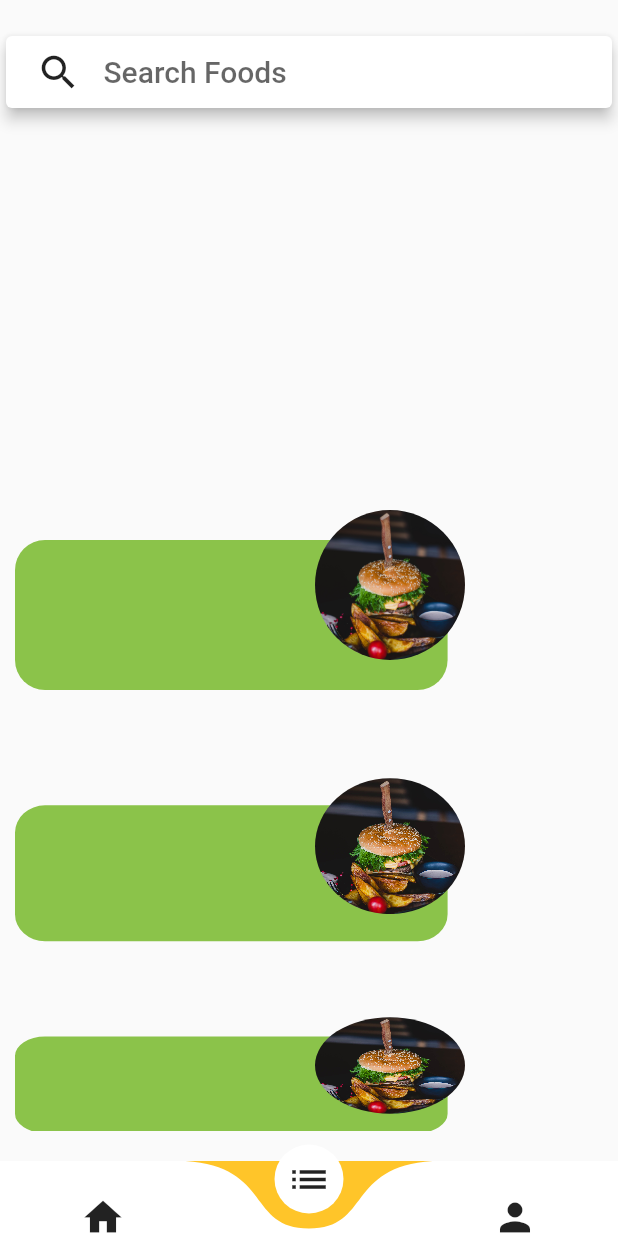
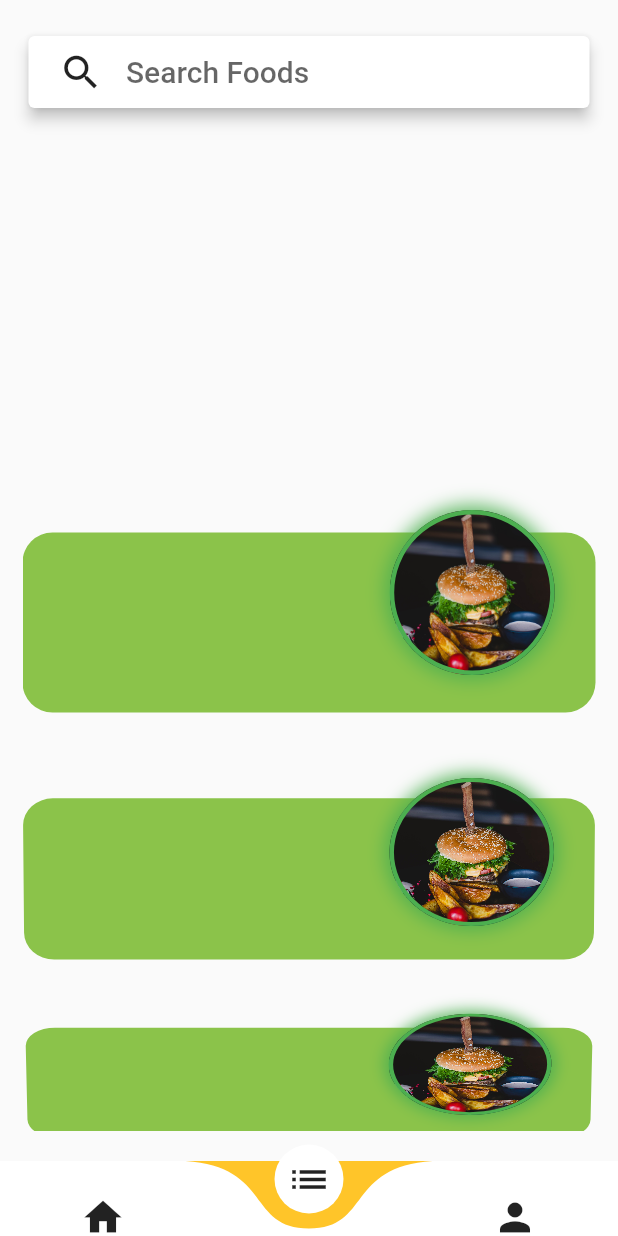
Before and after one commit to AshishAcharya083/NepaliFoodRecipe-Abandoned, a Flutter app: the screen it shows after launch, item 2 of the bottom bar chosen, on a phone screen of 412 x 824 dp. Run offline on Flutter 3.47's test engine with Material 2 defaults, Android fonts, the phone set to English and light mode, and no system bars; drawn by our look-alikes of curved_navigation_bar; network calls fail; Roboto replaces fonts that are missing (Jost).

Commit message:
used Align in stack insted of positioned

```diff
--- a/lib/list_screen.dart
+++ b/lib/list_screen.dart
@@ -10,7 +10,7 @@ class _ListCardState extends State<ListCard> {
   @override
   Widget build(BuildContext context) {
     return Padding(
-      padding: const EdgeInsets.symmetric(horizontal: 0,vertical: 20),
+      padding: const EdgeInsets.symmetric(horizontal: 15,vertical: 20),
       child: Column(
 
         mainAxisAlignment: MainAxisAlignment.center,
@@ -19,16 +19,16 @@ class _ListCardState extends State<ListCard> {
           Expanded(
               child: ListWheelScrollView.useDelegate(
             diameterRatio: 1.2,
-            perspective: 0.0000000001,
+            perspective: 0.0001,
+
             itemExtent: 150,
             childDelegate: ListWheelChildBuilderDelegate(
                 builder: (BuildContext context, int index) {
               if (index < 0 || index > 10) {
                 return null;
               }
-              return Padding(
-                padding: const EdgeInsets.symmetric(horizontal: 10),
-                child: Stack(
+              return Stack(
+                alignment: Alignment.center,
 
                 children: [
                 // Container(
@@ -36,11 +36,12 @@ class _ListCardState extends State<ListCard> {
                 //   width: 200.0,
                 //   color: Colors.transparent,
                 // ),
-                  Positioned(
-                      top: 20.0,
+                Align(
+                  alignment: Alignment.center,
+                    // top: 20.0,
                     child: Container(
-                          height: 100.0,
-                          width: MediaQuery.of(context).size.width *0.7,
+                        height: 120.0,
+                        width: MediaQuery.of(context).size.width ,
                         decoration: BoxDecoration(
                           borderRadius: BorderRadius.circular(20.0),
                           color: Colors.lightGreen,
@@ -51,24 +52,38 @@ class _ListCardState extends State<ListCard> {
                           children: <Widget>[],
                         ),
                       )),
-                  Positioned(
-                      left: 200.0,
-                      bottom: 50,
+                Align(
+
+                  alignment: Alignment(0.8, -1),
+                    // left: 200.0,
+                    // bottom: 50,
                     child: Container(
+
                       // height: 110.0,
                       // width: 110.0,
                       constraints: BoxConstraints(
-                          maxHeight:100.0,
-                          maxWidth: 100.0
+                        maxHeight:110.0,
+                        maxWidth: 110.0
                       ),
                       decoration: BoxDecoration(
+                        boxShadow: [
+      BoxShadow(
+        color: Colors.green.withOpacity(0.9),
+        spreadRadius: 3,
+        blurRadius: 10,
+         // changes position of shadow
+      ),
+    ],
+                       border: Border.all(
+                         width: 3,
+                         color: Colors.green
+                       ),
                           shape: BoxShape.circle,
                           image: DecorationImage(
                               image: AssetImage('images/burger.jpg'),
                               fit: BoxFit.cover)),
                     ))
-                ]),
-              );
+              ]);
             }),
           )),
         ],
```
Lines whose indentation alone changed are shown as unchanged.
